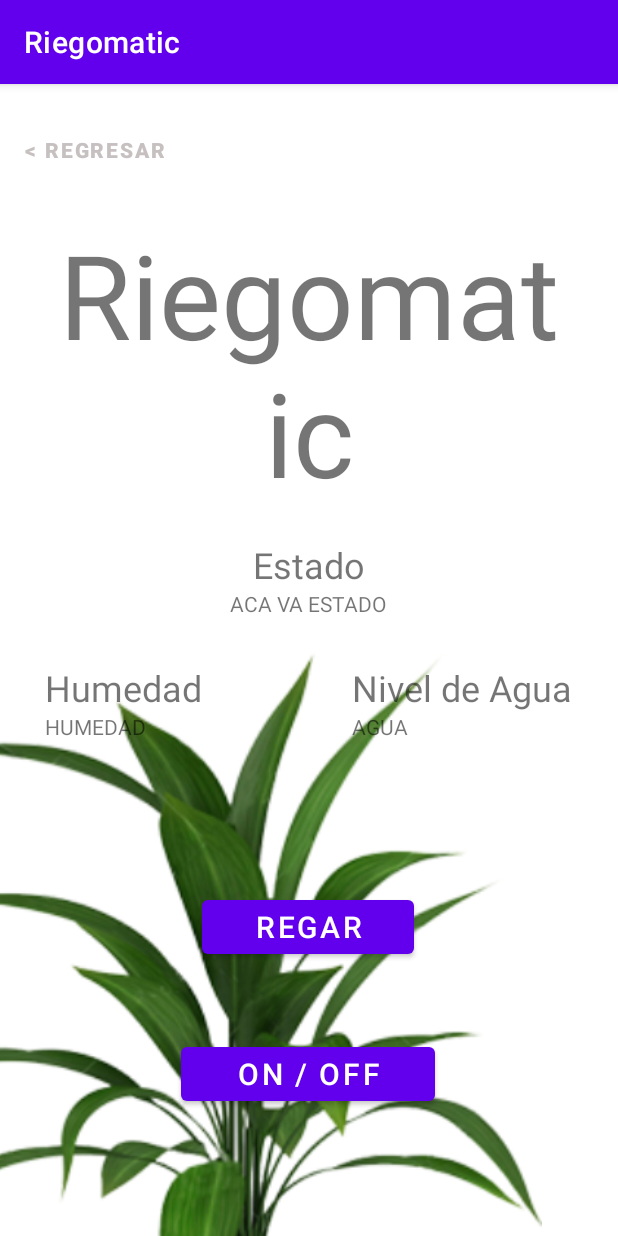
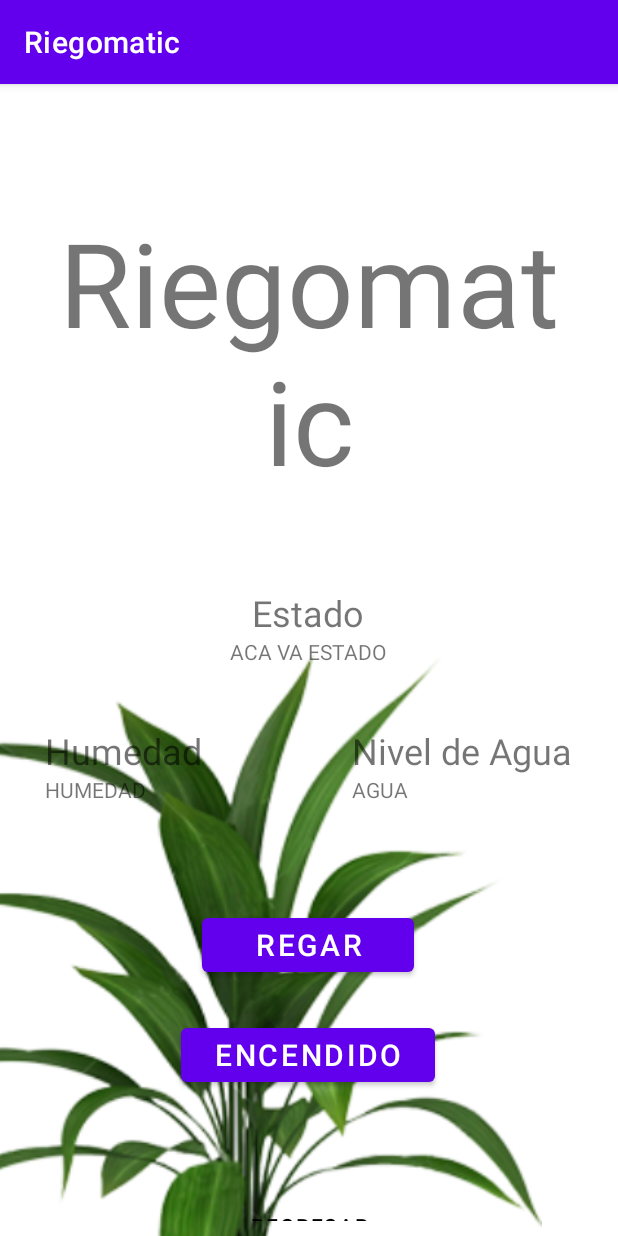
Before and after one commit to sntejada1/SOA_riegomatic, an Android app: the HomeActivity screen opened directly, with no data from a screen before it, on a phone screen of 412 x 824 dp. Run offline under Robolectric (Android 15) with nearby library versions, the phone set to English and light mode, and no system bars; Roboto replaces fonts that are not available here; 1 statement that could not run was skipped.

Commit message:
Revert "Boton regresar en parte superior y boton on off"
This reverts commit bb4a9beb5bfeebe74bcdea8bb2bc54b68c2a6dc7.

```diff
--- a/ANDROID/app/src/main/res/layout/activity_home.xml
+++ b/ANDROID/app/src/main/res/layout/activity_home.xml
@@ -27,32 +27,17 @@
     <LinearLayout
         android:layout_width="match_parent"
         android:layout_height="match_parent"
-        android:orientation="vertical"
-        tools:layout_editor_absoluteX="56dp"
-        tools:layout_editor_absoluteY="-39dp">
+        android:orientation="vertical">
 
-
-        <Button
-            android:id="@+id/back"
-            android:layout_width="wrap_content"
-            android:layout_height="wrap_content"
-            android:layout_gravity="center|center_horizontal|left"
-            android:layout_marginTop="20dp"
-            android:background="#00FFFFFF"
-            android:backgroundTint="#DAECCFCF"
-            android:text="@string/back"
-            android:textColor="#C6C0C0"
-            android:textStyle="bold"
-            tools:fontFamily="monospace" />
 
         <TextView
             android:layout_width="341dp"
             android:layout_height="wrap_content"
             android:layout_gravity="center_horizontal"
             android:layout_marginLeft="60dp"
-            android:layout_marginTop="20dp"
+            android:layout_marginTop="80dp"
             android:layout_marginRight="60dp"
-            android:layout_marginBottom="20dp"
+            android:layout_marginBottom="60dp"
             android:fontFamily="@font/allura"
             android:text="@string/app_name"
             android:textAlignment="center"
@@ -60,10 +45,10 @@
             tools:textAlignment="center" />
 
         <LinearLayout
-            android:layout_width="157dp"
+            android:layout_width="163dp"
             android:layout_height="wrap_content"
             android:layout_gravity="center"
-            android:layout_marginBottom="30dp"
+            android:layout_marginBottom="40dp"
             android:baselineAligned="true"
             android:orientation="vertical"
             android:textAlignment="center">
@@ -89,7 +74,7 @@
             android:layout_width="wrap_content"
             android:layout_height="wrap_content"
             android:layout_gravity="center"
-            android:layout_marginBottom="100dp"
+            android:layout_marginBottom="70dp"
             android:orientation="horizontal">
 
             <LinearLayout
@@ -155,7 +140,7 @@
                 android:layout_width="141dp"
                 android:layout_height="wrap_content"
                 android:layout_gravity="center_horizontal"
-                android:layout_marginBottom="50dp"
+                android:layout_marginBottom="25dp"
                 android:text="@string/watering"
                 android:textSize="20sp" />
 
@@ -169,6 +154,17 @@
 
         </LinearLayout>
 
+        <Button
+            android:id="@+id/back"
+            android:layout_width="wrap_content"
+            android:layout_height="wrap_content"
+            android:layout_gravity="center"
+            android:layout_marginTop="70dp"
+            android:background="#00FFFFFF"
+            android:text="@string/back"
+            android:textColor="#000000"
+            tools:fontFamily="monospace" />
+
     </LinearLayout>
 
 </androidx.constraintlayout.widget.ConstraintLayout>
--- a/ANDROID/app/src/main/res/values/strings.xml
+++ b/ANDROID/app/src/main/res/values/strings.xml
@@ -6,8 +6,8 @@
     <string name="humidity">Humedad</string>
     <string name="water">Nivel de Agua</string>
     <string name="watering">Regar</string>
-    <string name="power">ON / OFF</string>
+    <string name="power">Encendido</string>
     <string name="main">Welcome View</string>
     <string name="home">Riegomatic View</string>
-    <string name="back">&lt; Regresar</string>
+    <string name="back">Regresar</string>
 </resources>
```
